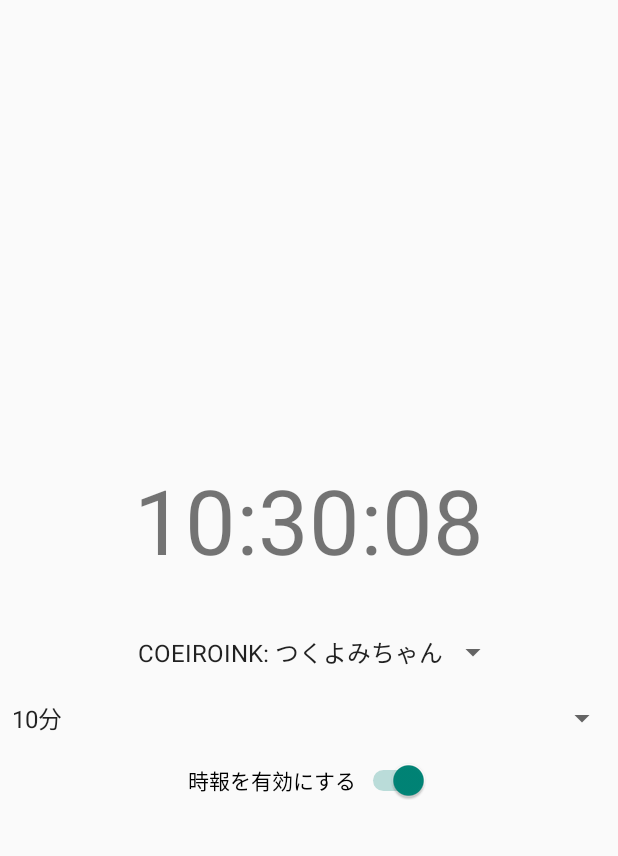
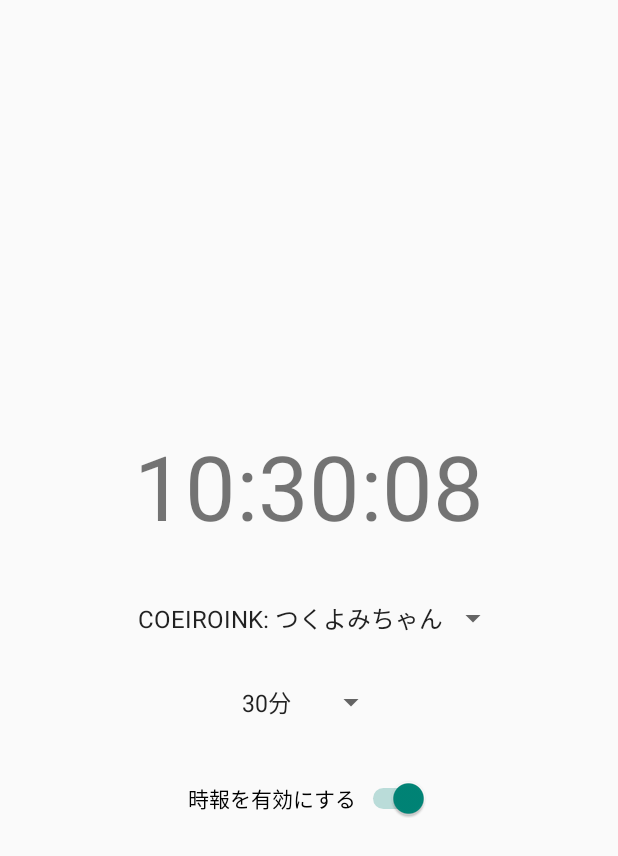
Before and after one commit to tsudetsun/VoiChime, an Android app: the screen it shows after launch (MainActivity), on a phone screen of 412 x 824 dp. Shown: the top 856 px of the screen. Run offline under Robolectric (Android 15) with nearby library versions, the phone set to English and light mode, and no system bars.

Commit message:
add: time interval variation
時間間隔を選択できるようにしました

```diff
--- a/app/src/main/java/com/tsudetsun/voichime/MainActivity.java
+++ b/app/src/main/java/com/tsudetsun/voichime/MainActivity.java
@@ -4,6 +4,7 @@ import android.content.Intent;
 import android.content.SharedPreferences;
 import android.os.Build;
 import android.os.Bundle;
+import android.view.View;
 import android.widget.AdapterView;
 import android.widget.ArrayAdapter;
 import android.widget.Spinner;
@@ -122,6 +123,41 @@ public class MainActivity extends AppCompatActivity {
             }
         }
 
+        Spinner intervalSelector = findViewById(R.id.intervalSelector);
+        int currentInterval = prefs.getInt("intervalMinutes", 30); // デフォルト30分
+
+        Map<String, Integer> intervalMap = new HashMap<>();
+        intervalMap.put("10分", 10);
+        intervalMap.put("15分", 15);
+        intervalMap.put("30分", 30);
+        intervalMap.put("1時間", 60);
+
+        ArrayAdapter<CharSequence> intervalAdapter = ArrayAdapter.createFromResource(this,
+                R.array.interval_options, android.R.layout.simple_spinner_item);
+        intervalAdapter.setDropDownViewResource(android.R.layout.simple_spinner_dropdown_item);
+        intervalSelector.setAdapter(intervalAdapter);
+
+        // 現在の選択を反映
+        for (Map.Entry<String, Integer> entry : intervalMap.entrySet()) {
+            if (entry.getValue() == currentInterval) {
+                int pos = intervalAdapter.getPosition(entry.getKey());
+                intervalSelector.setSelection(pos);
+                break;
+            }
+        }
+
+        intervalSelector.setOnItemSelectedListener(new AdapterView.OnItemSelectedListener() {
+            @Override
+            public void onItemSelected(AdapterView<?> parent, View view, int position, long id) {
+                String label = parent.getItemAtPosition(position).toString();
+                int interval = intervalMap.get(label);
+                prefs.edit().putInt("intervalMinutes", interval).apply();
+            }
+
+            @Override
+            public void onNothingSelected(AdapterView<?> parent) {}
+        });
+
         timeHandler.post(updateTime);
     }
 
--- a/app/src/main/java/com/tsudetsun/voichime/TimeSignalService.java
+++ b/app/src/main/java/com/tsudetsun/voichime/TimeSignalService.java
@@ -59,7 +59,9 @@ public class TimeSignalService extends Service {
                     int minute = calendar.get(Calendar.MINUTE);
                     int second = calendar.get(Calendar.SECOND);
 
-                    if ((minute == 0 || minute == 30) && second == 0 && !hasPlayed) {
+                    int intervalMinutes = prefs.getInt("intervalMinutes", 30); // デフォルト30分
+
+                    if ((minute % intervalMinutes == 0) && second == 0 && !hasPlayed) {
                         String selectedVoice = prefs.getString("voiceType", "tsukuyomichan");
 
                         int introResId = getResources().getIdentifier(selectedVoice + "_intro", "raw", getPackageName());
--- a/app/src/main/res/layout/activity_main.xml
+++ b/app/src/main/res/layout/activity_main.xml
@@ -27,9 +27,10 @@
 
     <Spinner
         android:id="@+id/intervalSelector"
-        android:layout_width="match_parent"
+        android:layout_width="wrap_content"
         android:layout_height="wrap_content"
-        android:entries="@array/interval_options" />
+        android:entries="@array/interval_options"
+        android:minHeight="48dp" />
 
     <Switch
         android:id="@+id/signalSwitch"
@@ -37,6 +38,7 @@
         android:layout_height="wrap_content"
         android:layout_marginTop="16dp"
         android:checked="true"
+        android:minHeight="48dp"
         android:text="時報を有効にする" />
 
 </LinearLayout>
```
Also changed, not shown: 17 other files.
